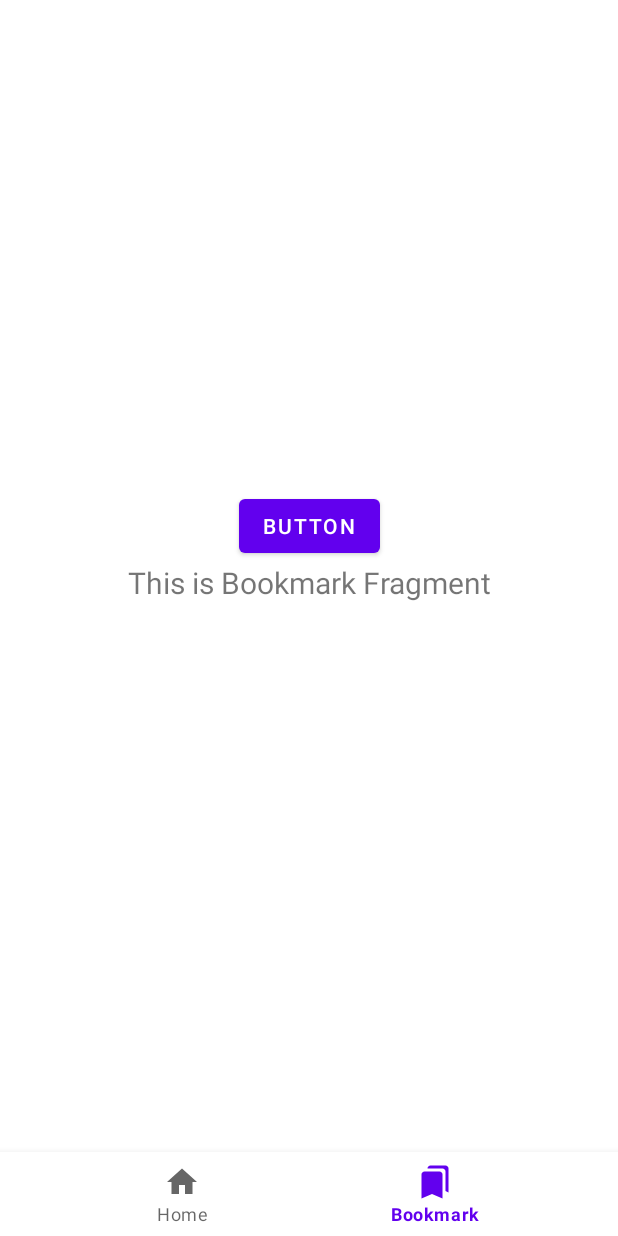
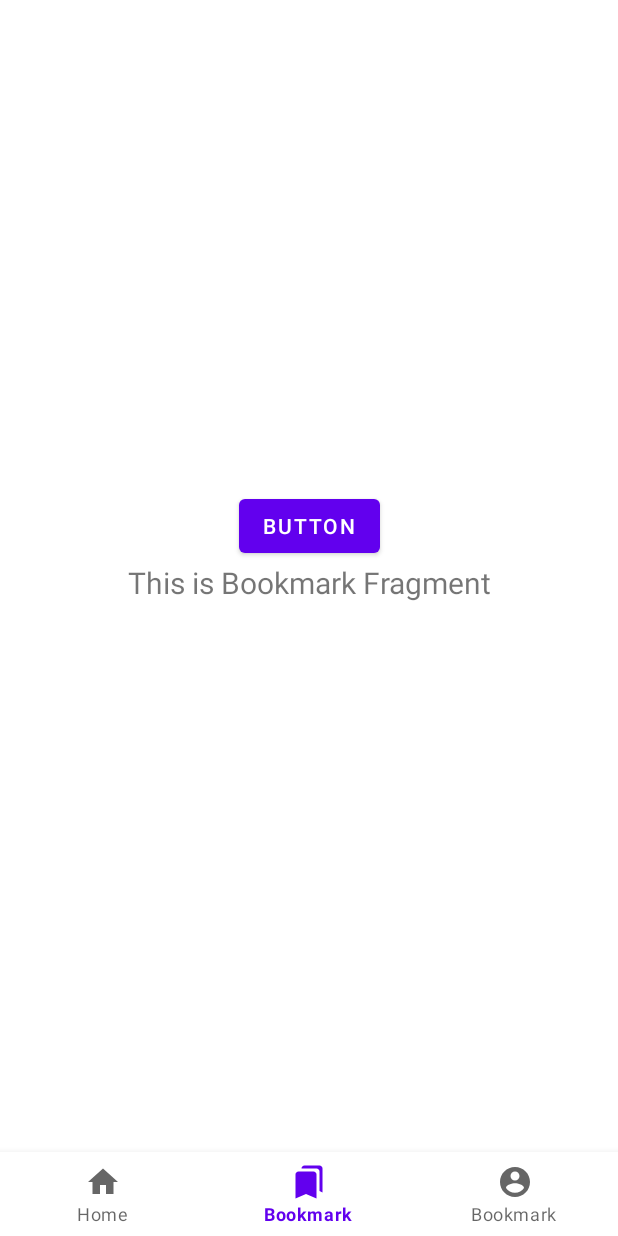
Before and after one commit to elfaro1453/idn-berita-app, an Android app: the screen it shows after launch (MainActivity), item 2 of the bottom bar chosen, on a phone screen of 412 x 824 dp. Run offline under Robolectric (Android 15) with nearby library versions, the phone set to English and light mode, and no system bars; our stand-ins replace Timber, navigation-ui; 3 statements that could not run were skipped.

```diff
--- a/BeritaApp/app/src/main/java/id/idn/fahru/beritaapp/MainActivity.kt
+++ b/BeritaApp/app/src/main/java/id/idn/fahru/beritaapp/MainActivity.kt
@@ -26,7 +26,7 @@ class MainActivity : AppCompatActivity() {
         // menu should be considered as top level destinations.
         appBarConfiguration = AppBarConfiguration(
             setOf(
-                R.id.navigation_home, R.id.navigation_bookmark
+                R.id.navigation_home, R.id.navigation_bookmark, R.id.navigation_account
             )
         )
         // setupActionBarWithNavController(navController, appBarConfiguration)
--- /dev/null
+++ b/BeritaApp/app/src/main/res/drawable/ic_baseline_account_circle_24.xml
@@ -0,0 +1,10 @@
+<vector xmlns:android="http://schemas.android.com/apk/res/android"
+    android:width="24dp"
+    android:height="24dp"
+    android:tint="?attr/colorControlNormal"
+    android:viewportWidth="24"
+    android:viewportHeight="24">
+    <path
+        android:fillColor="@android:color/white"
+        android:pathData="M12,2C6.48,2 2,6.48 2,12s4.48,10 10,10 10,-4.48 10,-10S17.52,2 12,2zM12,5c1.66,0 3,1.34 3,3s-1.34,3 -3,3 -3,-1.34 -3,-3 1.34,-3 3,-3zM12,19.2c-2.5,0 -4.71,-1.28 -6,-3.22 0.03,-1.99 4,-3.08 6,-3.08 1.99,0 5.97,1.09 6,3.08 -1.29,1.94 -3.5,3.22 -6,3.22z" />
+</vector>
--- a/BeritaApp/app/src/main/res/menu/bottom_nav_menu.xml
+++ b/BeritaApp/app/src/main/res/menu/bottom_nav_menu.xml
@@ -11,4 +11,8 @@
         android:icon="@drawable/ic_baseline_bookmarks_black_24dp"
         android:title="@string/title_bookmark" />
 
+    <item
+        android:id="@+id/navigation_account"
+        android:icon="@drawable/ic_baseline_account_circle_24"
+        android:title="@string/title_account" />
 </menu>
--- a/BeritaApp/app/src/main/res/navigation/mobile_navigation.xml
+++ b/BeritaApp/app/src/main/res/navigation/mobile_navigation.xml
@@ -25,6 +25,13 @@
         android:name="id.idn.fahru.beritaapp.ui.main.bookmark.BookmarkFragment"
         android:label="@string/title_bookmark"
         tools:layout="@layout/fragment_bookmark" />
+
+    <fragment
+        android:id="@+id/navigation_account"
+        android:name="id.idn.fahru.beritaapp.ui.main.bookmark.BookmarkFragment"
+        android:label="@string/title_account"
+        tools:layout="@layout/fragment_bookmark" />
+
     <fragment
         android:id="@+id/listNewsFragment"
         android:name="id.idn.fahru.beritaapp.ui.main.listnews.ListNewsFragment"
--- a/BeritaApp/app/src/main/res/values/strings.xml
+++ b/BeritaApp/app/src/main/res/values/strings.xml
@@ -3,6 +3,7 @@
     <string name="app_name">News App</string>
     <string name="title_home">Home</string>
     <string name="title_bookmark">Bookmark</string>
+    <string name="title_account">Bookmark</string>
     <string name="title_notifications">Notifications</string>
     <string name="time_minute_ago">Minute Ago</string>
     <string name="time_minutes_ago">Minutes Ago</string>
@@ -13,12 +14,13 @@
     <string name="ssl_cert_not_trusted">The certificate authority is not trusted.</string>
     <string name="ssl_cert_expired">The certificate has expired.</string>
     <string name="ssl_cert_hostname_miss_match">The certificate Hostname mismatch.</string>
-    <string name="ssl_cert_not_valid">The certificate is not yet valid.</string>
+    <string name="ssl_cert_not_yet_valid">The certificate is not yet valid.</string>
+    <string name="ssl_cert_not_valid">The certificate is not valid.</string>
+    <string name="ssl_cert_date_invalid">The certificate\'s date is invalid.</string>
     <string name="ssl_cert_error">SSL certificate error.</string>
     <string name="do_you_continue"> Do you want to continue anyway?</string>
     <string name="txt_continue">Continue</string>
     <string name="txt_cancel">Cancel</string>
     <string name="web_view_encode" translatable="false">utf-8</string>
     <string name="user_agent" translatable="false">Mozilla/5.0 (iPhone; CPU iPhone OS 12_2 like Mac OS X) AppleWebKit/605.1.15 (KHTML, like Gecko) Mobile/15E148</string>
-
 </resources>
```
Also changed, not shown: BeritaApp/app/src/main/java/id/idn/fahru/beritaapp/ui/detailnews/DetailActivity.kt (+15 -20 lines), BeritaApp/app/src/main/res/layout/activity_detail.xml (+11 -26 lines), 1 other file.
